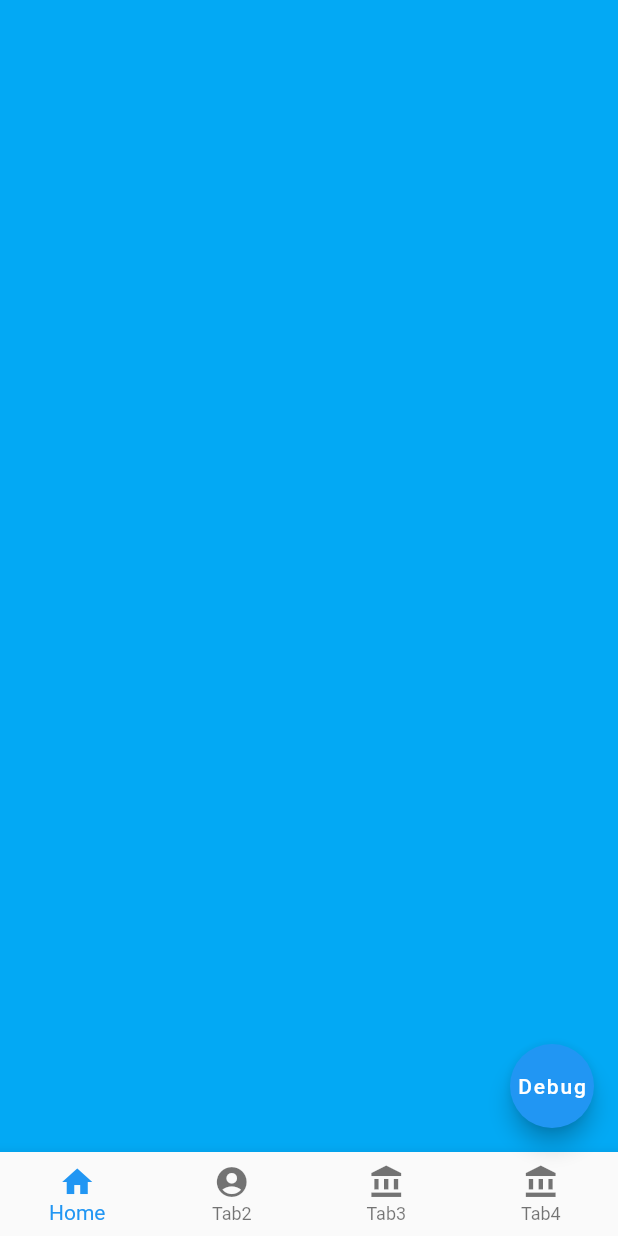
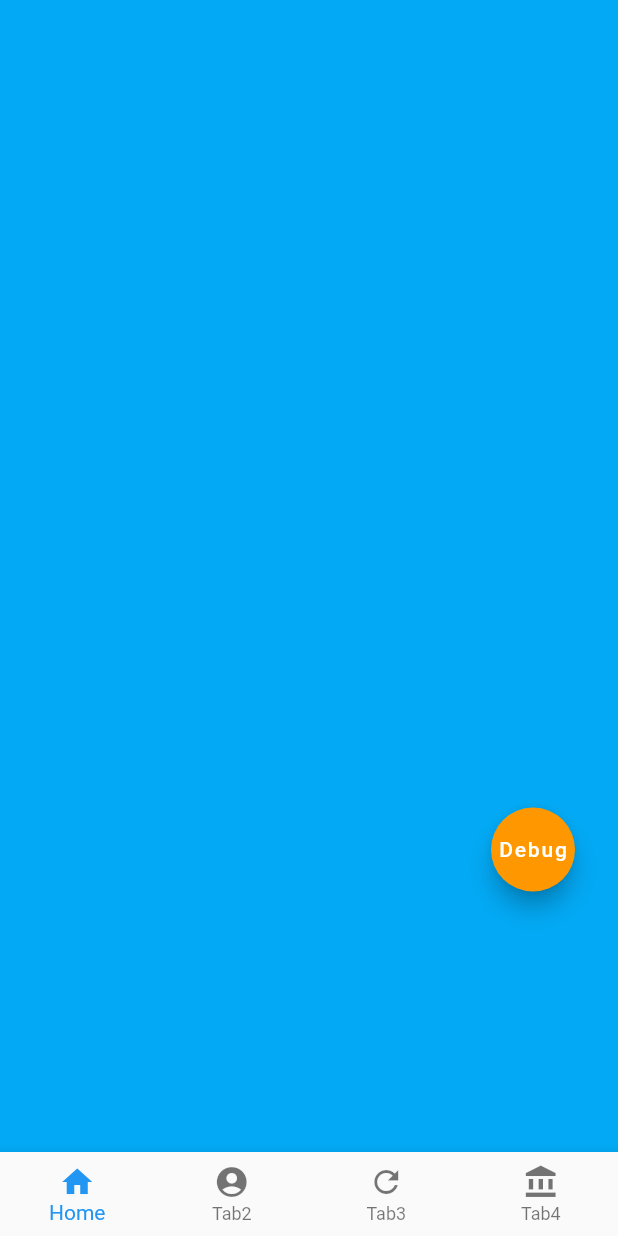
Before and after one commit to rookiegan/wanandroid_flutter, a Flutter app: the screen it shows after launch, on a phone screen of 412 x 824 dp. Run offline on Flutter 3.47's test engine with Material 2 defaults, Android fonts, the phone set to English and light mode, and no system bars; our stand-ins replace bot_toast, convert, dio, flutter_screenutil, get, retrofit and 1 more; missing offline and left inert: curl_logger_dio_interceptor, mmkv; generated files the repository leaves out were written again.

Commit message:
feat: 添加可拖动悬浮按钮

```diff
--- /dev/null
+++ b/lib/modules/_home/float_widget.dart
@@ -0,0 +1,59 @@
+import 'package:wanandroid_flutter/dependency.dart';
+
+class FloatWidget extends StatefulWidget {
+  final Widget child;
+
+  FloatWidget({
+    Key? key,
+    required this.child,
+  }) : super(key: key);
+
+  @override
+  State<FloatWidget> createState() => _FloatWidgetState();
+}
+
+class _FloatWidgetState extends State<FloatWidget> {
+  Offset offsetA = Offset(900.sp, 1600.sp);
+
+  @override
+  Widget build(BuildContext context) {
+    return Stack(children: <Widget>[
+      Positioned(
+        left: offsetA.dx,
+        top: offsetA.dy,
+        child: Draggable(
+          child: widget.child,
+          feedback: widget.child,
+          childWhenDragging: Container(),
+          onDraggableCanceled: (Velocity velocity, Offset offset) {
+            final screenSize = MediaQuery.of(context).size;
+            final screenWidth = screenSize.width;
+            final screenHeight = screenSize.height;
+            offsetA = offset;
+            setState(() {
+              var x = offsetA.dx;
+              var y = offsetA.dy;
+              if (offsetA.dx < 0) {
+                x = 20;
+              }
+
+              if (offsetA.dx > screenWidth - 100) {
+                x = screenWidth - 100;
+              }
+
+              if (offsetA.dy < kBottomNavigationBarHeight + 50) {
+                y = kBottomNavigationBarHeight + 50;
+              }
+
+              if (offsetA.dy > screenHeight - 100) {
+                y = screenHeight - 100;
+              }
+
+              offsetA = Offset(x, y);
+            });
+          },
+        ),
+      ),
+    ]);
+  }
+}
--- a/lib/modules/_home/home_page.dart
+++ b/lib/modules/_home/home_page.dart
@@ -1,4 +1,5 @@
 import '../../dependency.dart';
+import 'float_widget.dart';
 
 class HomePage extends StatefulWidget {
   static final routeName = "/HomePage";
@@ -22,7 +23,7 @@ class _HomePageState extends State<HomePage> {
   final List<BottomNavigationBarItem> _bottomNavBarItems = [
     BottomNavigationBarItem(icon: Icon(Icons.home), label: "Home"),
     BottomNavigationBarItem(icon: Icon(Icons.account_circle_rounded), label: "Tab2"),
-    BottomNavigationBarItem(icon: Icon(Icons.account_balance), label: "Tab3"),
+    BottomNavigationBarItem(icon: Icon(Icons.refresh), label: "Tab3"),
     BottomNavigationBarItem(icon: Icon(Icons.account_balance), label: "Tab4"),
   ];
 
@@ -57,7 +58,9 @@ class _HomePageState extends State<HomePage> {
   }
 
   Widget _buildDebugFAB() {
-    return FloatingActionButton(
+    return FloatWidget(
+      child: FloatingActionButton(
+        backgroundColor: Colors.orange,
         onPressed: () {
           wanApi.getBannerArticles().asStream().delay(Duration(seconds: 2)).data().loadingDialog().commit((event) {
             "event=== ${event.length}".d();
@@ -65,6 +68,7 @@ class _HomePageState extends State<HomePage> {
         },
         child: const Text("Debug"),
         tooltip: "Debug",
+      ),
     );
   }
 }
```
Lines whose indentation alone changed are shown as unchanged.
